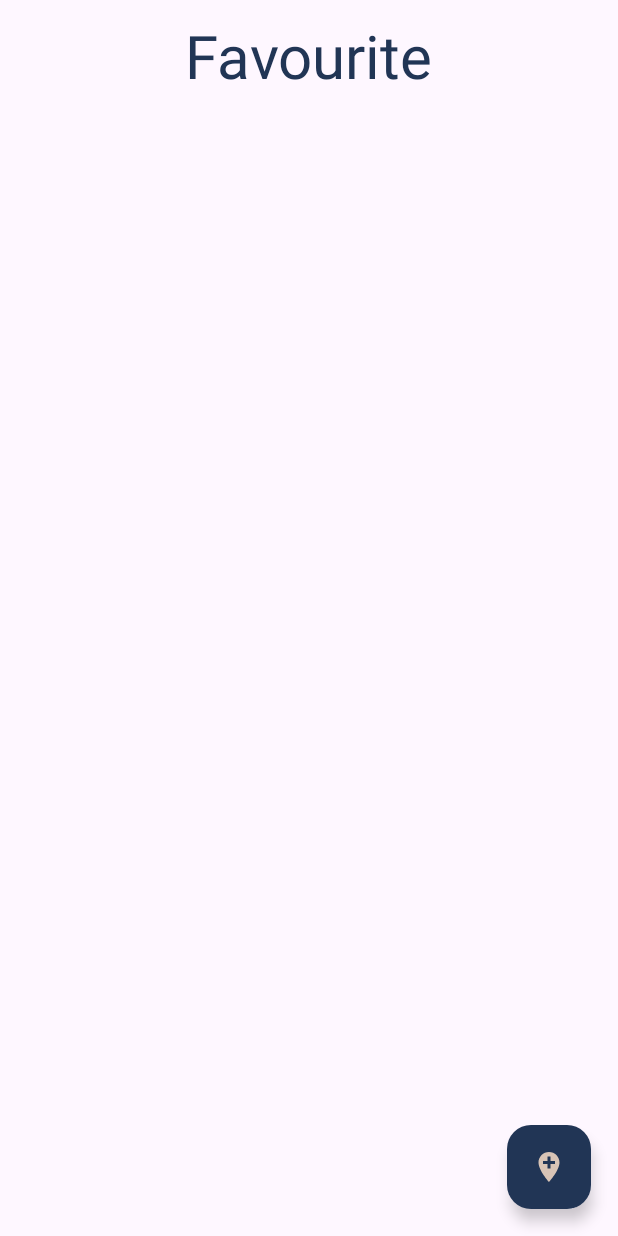
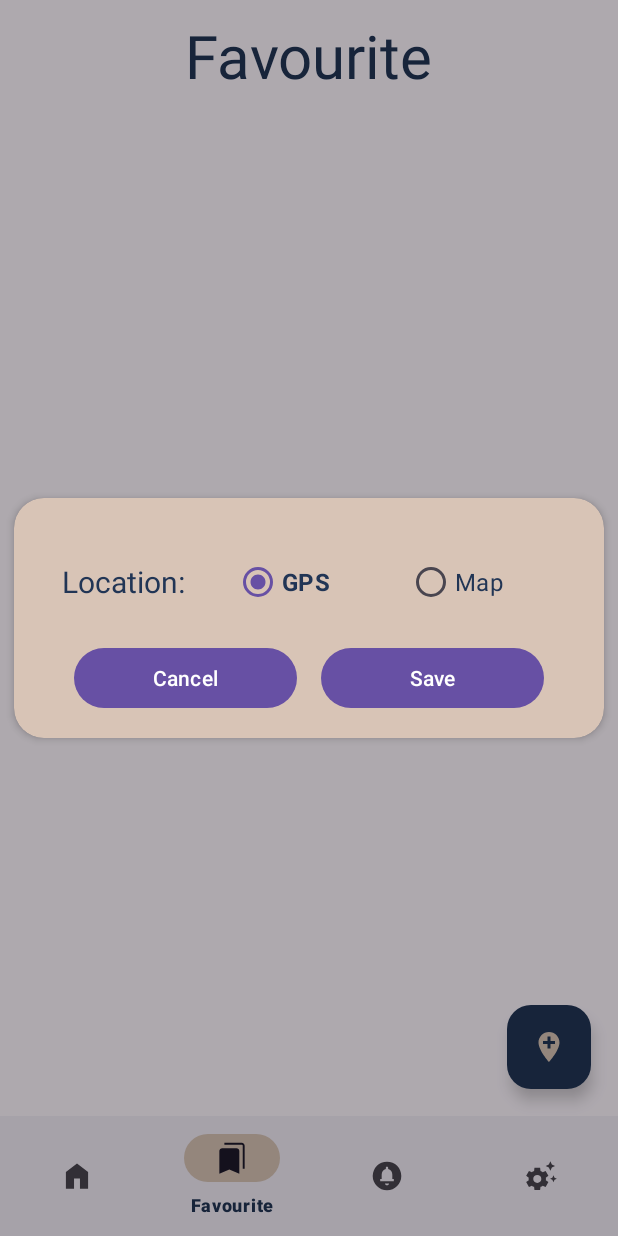
Before and after one commit to AbdulHameedMohamed/WeatherSphere, an Android app: the FavouriteFragment screen opened through its navigation route, on a phone screen of 412 x 824 dp. Run offline under Robolectric (Android 15) with nearby library versions, the phone set to English and light mode, and no system bars; our stand-ins replace Room's generated code, navigation-ui; libraries missing offline, so code that uses them is left out: pub.devrel.easypermissions.

Commit message:
make the permission and get the user location based on gps or google maps.

```diff
--- a/app/src/main/java/com/example/weathersphere/MainActivity.kt
+++ b/app/src/main/java/com/example/weathersphere/MainActivity.kt
@@ -4,8 +4,11 @@ import android.app.Dialog
 import androidx.appcompat.app.AppCompatActivity
 import android.os.Bundle
 import android.view.Window
+import androidx.navigation.fragment.NavHostFragment
+import androidx.navigation.ui.setupWithNavController
 import com.example.weathersphere.databinding.ActivityMainBinding
 import com.example.weathersphere.databinding.DialogLocationBinding
+import com.google.android.material.bottomnavigation.BottomNavigationView
 
 class MainActivity : AppCompatActivity() {
     private lateinit var binding: ActivityMainBinding
@@ -14,5 +17,12 @@ class MainActivity : AppCompatActivity() {
         super.onCreate(savedInstanceState)
         binding = ActivityMainBinding.inflate(layoutInflater)
         setContentView(binding.root)
+
+        val navView: BottomNavigationView = binding.bottomNavigation
+        val navHostFragment =
+            supportFragmentManager.findFragmentById(R.id.nav_host_fragment_activity_main) as NavHostFragment
+        val navController = navHostFragment.navController
+
+        navView.setupWithNavController(navController)
     }
 }
--- /dev/null
+++ b/app/src/main/java/com/example/weathersphere/model/LocationDataStore.kt
@@ -0,0 +1,32 @@
+package com.example.weathersphere.model
+
+import android.content.Context
+import androidx.datastore.core.DataStore
+import androidx.datastore.preferences.core.Preferences
+import androidx.datastore.preferences.core.booleanPreferencesKey
+import androidx.datastore.preferences.core.edit
+import androidx.datastore.preferences.core.stringPreferencesKey
+import androidx.datastore.preferences.preferencesDataStore
+import kotlinx.coroutines.flow.Flow
+import kotlinx.coroutines.flow.map
+
+val Context.dataStore: DataStore<Preferences> by preferencesDataStore(name = "settings")
+class LocationDataStore(private val context: Context) {
+
+    val locationSelected: Flow<Boolean> = context.dataStore.data
+        .map { preferences ->
+            preferences[KEY_LOCATION_SELECTED] ?: false
+        }
+
+    suspend fun setLocationSelected(selected: Boolean) {
+        context.dataStore.edit { preferences ->
+            preferences[KEY_LOCATION_SELECTED] = selected
+        }
+    }
+
+    companion object {
+        private val KEY_LOCATION_SELECTED = booleanPreferencesKey("location_selected")
+        const val GPS = "GPS"
+        const val MAP = "MAP"
+    }
+}
--- a/app/src/main/java/com/example/weathersphere/model/local/AppDatabase.kt
+++ b/app/src/main/java/com/example/weathersphere/model/local/AppDatabase.kt
@@ -6,10 +6,11 @@ import androidx.room.Room
 import androidx.room.RoomDatabase
 import androidx.room.TypeConverter
 import androidx.room.TypeConverters
+import com.example.weathersphere.model.data.Place
 import com.example.weathersphere.model.data.WeatherAlarm
 import com.example.weathersphere.model.data.WeatherResponse
 
-@Database(entities = [WeatherResponse::class, WeatherAlarm::class], version = 1, exportSchema = false)
+@Database(entities = [WeatherResponse::class, WeatherAlarm::class, Place::class], version = 1, exportSchema = false)
 @TypeConverters(Converters::class)
 abstract class WeatherDataBase : RoomDatabase() {
     abstract val weatherDao: WeatherDao
--- a/app/src/main/java/com/example/weathersphere/utils/language.kt
+++ b/app/src/main/java/com/example/weathersphere/utils/language.kt
@@ -9,8 +9,4 @@ fun changeLanguageLocaleTo(lan: String) {
     AppCompatDelegate.setApplicationLocales(appLocale)
 }
 
-fun getLanguageLocale(): String {
-    val defaultLocale = Locale.getDefault()
-
-    return defaultLocale.language
-}
+fun getLanguageLocale(): String = Locale.getDefault().language
--- a/app/src/main/java/com/example/weathersphere/view/favourite/FavouriteViewModel.kt
+++ b/app/src/main/java/com/example/weathersphere/view/favourite/FavouriteViewModel.kt
@@ -42,7 +42,7 @@ class FavouriteViewModel(private val repository: WeatherRepository) : ViewModel(
         override fun <T : ViewModel> create(modelClass: Class<T>): T {
             if (modelClass.isAssignableFrom(FavouriteViewModel::class.java)) {
                 @Suppress("UNCHECKED_CAST")
-                return HomeViewModel(repository) as T
+                return FavouriteViewModel(repository) as T
             }
             throw IllegalArgumentException("Unknown ViewModel class")
         }
--- a/app/src/main/java/com/example/weathersphere/view/home/HomeFragment.kt
+++ b/app/src/main/java/com/example/weathersphere/view/home/HomeFragment.kt
@@ -3,6 +3,8 @@ package com.example.weathersphere.view.home
 import android.Manifest
 import android.annotation.SuppressLint
 import android.app.Dialog
+import android.graphics.Color
+import android.graphics.drawable.ColorDrawable
 import android.location.Location
 import android.os.Bundle
 import android.util.Log
@@ -11,21 +13,26 @@ import android.view.LayoutInflater
 import android.view.View
 import android.view.ViewGroup
 import android.view.Window
+import android.view.WindowManager
 import android.widget.Toast
 import androidx.lifecycle.Lifecycle
 import androidx.lifecycle.ViewModelProvider
 import androidx.lifecycle.lifecycleScope
 import androidx.lifecycle.repeatOnLifecycle
-import androidx.navigation.fragment.navArgs
+import androidx.navigation.fragment.findNavController
 import com.example.weathersphere.R
 import com.example.weathersphere.databinding.DialogLocationBinding
 import com.example.weathersphere.databinding.FragmentHomeBinding
+import com.example.weathersphere.model.LocationDataStore
 import com.example.weathersphere.model.WeatherRepository
 import com.example.weathersphere.model.WeatherResult
 import com.example.weathersphere.model.local.DatabaseProvider
 import com.example.weathersphere.model.local.WeatherLocalDataSource
 import com.example.weathersphere.model.remote.RetrofitClient
 import com.example.weathersphere.model.remote.WeatherRemoteDataSource
+import com.example.weathersphere.utils.Constants
+import com.example.weathersphere.utils.changeLanguageLocaleTo
+import com.example.weathersphere.utils.getLanguageLocale
 import com.example.weathersphere.viewmodel.HomeViewModel
 import com.google.android.gms.location.FusedLocationProviderClient
 import com.google.android.gms.location.LocationServices
@@ -34,11 +41,17 @@ import kotlinx.coroutines.flow.collectLatest
 import kotlinx.coroutines.launch
 import pub.devrel.easypermissions.EasyPermissions
 import pub.devrel.easypermissions.PermissionRequest
+import java.util.Locale
 
 class HomeFragment : Fragment(), EasyPermissions.PermissionCallbacks {
     private lateinit var binding: FragmentHomeBinding
     private lateinit var viewModel: HomeViewModel
     private lateinit var fusedLocationClient: FusedLocationProviderClient
+    private val locationDataStore by lazy {
+        LocationDataStore(requireContext())
+    }
+    private lateinit var hourlyAdapter: HourlyAdapter
+    private lateinit var dailyAdapter: DailyAdapter
 
     companion object {
         private const val LOCATION_PERMISSION_REQUEST_CODE = 123
@@ -55,11 +68,29 @@ class HomeFragment : Fragment(), EasyPermissions.PermissionCallbacks {
 
         setupViewModel()
 
-        val latLng= LatLng(36.778259, -119.417931)
+        val latLng = LatLng(36.778259, -119.417931)
         viewModel.getWeather(latLng)
         observeWeather()
 
         return binding.root
+    }
+
+    override fun onStart() {
+        super.onStart()
+        if (getLanguageLocale().isBlank()) {
+            changeLanguageLocaleTo(Locale.getDefault().language)
+        } else {
+            val locationSelected = locationDataStore.locationSelected
+            lifecycleScope.launch {
+                locationSelected.collect { selected ->
+                    if (!selected) {
+                        showInitialSettingDialog()
+                    } else {
+                        // Location is selected
+                    }
+                }
+            }
+        }
     }
 
     private fun setupViewModel() {
@@ -72,7 +103,11 @@ class HomeFragment : Fragment(), EasyPermissions.PermissionCallbacks {
     }
 
     private fun setupRecyclerViews() {
+        dailyAdapter = DailyAdapter()
+        binding.rvDays.adapter = dailyAdapter
 
+        hourlyAdapter = HourlyAdapter()
+        binding.rvHours.adapter = hourlyAdapter
     }
 
     private fun observeWeather() {
@@ -95,6 +130,12 @@ class HomeFragment : Fragment(), EasyPermissions.PermissionCallbacks {
                         }
                     }
             }
+
+            viewModel.selectedLocation.collectLatest { latLng ->
+                latLng?.let {
+                    viewModel.getWeather(latLng)
+                }
+            }
         }
     }
 
@@ -102,15 +143,22 @@ class HomeFragment : Fragment(), EasyPermissions.PermissionCallbacks {
         super.onViewCreated(view, savedInstanceState)
         Log.d(TAG, "onViewCreated: ")
         fusedLocationClient = LocationServices.getFusedLocationProviderClient(requireContext())
-        showChooseLocationDialog()
     }
 
     private fun requestLocationPermission() {
-        if (EasyPermissions.hasPermissions(requireContext(), Manifest.permission.ACCESS_FINE_LOCATION)) {
+        if (EasyPermissions.hasPermissions(
+                requireContext(),
+                Manifest.permission.ACCESS_FINE_LOCATION
+            )
+        ) {
             fetchLocationAndWeather()
         } else {
             EasyPermissions.requestPermissions(
-                PermissionRequest.Builder(this, LOCATION_PERMISSION_REQUEST_CODE, Manifest.permission.ACCESS_FINE_LOCATION)
+                PermissionRequest.Builder(
+                    this,
+                    LOCATION_PERMISSION_REQUEST_CODE,
+                    Manifest.permission.ACCESS_FINE_LOCATION
+                )
                     .setRationale(getString(R.string.location_permission_rationale))
                     .build()
             )
@@ -139,6 +187,7 @@ class HomeFragment : Fragment(), EasyPermissions.PermissionCallbacks {
 
     override fun onPermissionsGranted(requestCode: Int, perms: MutableList<String>) {
         if (requestCode == LOCATION_PERMISSION_REQUEST_CODE) {
+            setLocation()
             fetchLocationAndWeather()
         }
     }
@@ -150,31 +199,47 @@ class HomeFragment : Fragment(), EasyPermissions.PermissionCallbacks {
         }
     }
 
-    private fun showChooseLocationDialog() {
+    private fun showInitialSettingDialog() {
+        val bindingInitialLayoutDialog = DialogLocationBinding.inflate(layoutInflater)
         val dialog = Dialog(requireContext())
         dialog.requestWindowFeature(Window.FEATURE_NO_TITLE)
-        val dialogBinding: DialogLocationBinding = DialogLocationBinding.inflate(layoutInflater)
-        dialog.setContentView(dialogBinding.root)
-        dialogBinding.btnSave.setOnClickListener {
-            when (dialogBinding.rgLocation.checkedRadioButtonId) {
-                R.id.radio_gps -> {
-                    requestLocationPermission()
-                }
-                R.id.radio_map -> {
-                    navigationToMapFragment()
-                }
+        dialog.setCancelable(false)
+        dialog.setContentView(bindingInitialLayoutDialog.root)
+        dialog.window?.setBackgroundDrawable(ColorDrawable(Color.TRANSPARENT))
+
+        val layoutParams = WindowManager.LayoutParams()
+        layoutParams.copyFrom(dialog.window?.attributes)
+        layoutParams.width = WindowManager.LayoutParams.MATCH_PARENT
+        layoutParams.height = WindowManager.LayoutParams.WRAP_CONTENT
+        dialog.window?.attributes = layoutParams
+
+        bindingInitialLayoutDialog.btnSave.setOnClickListener {
+            val checkedBtn = bindingInitialLayoutDialog.rgLocation.checkedRadioButtonId
+
+            if (checkedBtn == bindingInitialLayoutDialog.radioGps.id) {
+                requestLocationPermission()
+            } else {
+                navigationToMapFragment()
             }
+
             dialog.dismiss()
         }
 
-        dialogBinding.btnCancel.setOnClickListener {
+        bindingInitialLayoutDialog.btnCancel.setOnClickListener {
             dialog.dismiss()
         }
-
         dialog.show()
     }
 
     private fun navigationToMapFragment() {
+        setLocation()
+        val action = HomeFragmentDirections.actionHomeFragmentToMapFragment(Constants.HOME)
+        findNavController().navigate(action)
+    }
 
+    private fun setLocation() {
+        lifecycleScope.launch {
+            locationDataStore.setLocationSelected(true)
+        }
     }
 }
--- a/app/src/main/res/layout/activity_main.xml
+++ b/app/src/main/res/layout/activity_main.xml
@@ -1,5 +1,6 @@
 <?xml version="1.0" encoding="utf-8"?>
-<androidx.constraintlayout.widget.ConstraintLayout xmlns:android="http://schemas.android.com/apk/res/android"
+<androidx.constraintlayout.widget.ConstraintLayout
+    xmlns:android="http://schemas.android.com/apk/res/android"
     xmlns:tools="http://schemas.android.com/tools"
     android:layout_width="match_parent"
     android:layout_height="match_parent"
@@ -15,7 +16,20 @@
         app:layout_constraintLeft_toLeftOf="parent"
         app:layout_constraintRight_toRightOf="parent"
         app:layout_constraintTop_toTopOf="parent"
-        app:layout_constraintBottom_toBottomOf="parent"
+        app:layout_constraintBottom_toTopOf="@id/bottom_navigation"
         app:navGraph="@navigation/app_graph" />
 
+    <com.google.android.material.bottomnavigation.BottomNavigationView
+        android:id="@+id/bottom_navigation"
+        android:layout_width="0dp"
+        android:layout_height="wrap_content"
+        app:layout_constraintStart_toStartOf="parent"
+        app:layout_constraintEnd_toEndOf="parent"
+        app:layout_constraintBottom_toBottomOf="parent"
+        app:menu="@menu/menu"
+        app:itemActiveIndicatorStyle="@style/App.Custom.Indicator"
+        android:elevation="15dp"
+        app:itemRippleColor="@color/second_color_yellow"
+        app:itemTextColor="@color/text_color" />
+
 </androidx.constraintlayout.widget.ConstraintLayout>
--- a/app/src/main/res/layout/dialog_location.xml
+++ b/app/src/main/res/layout/dialog_location.xml
@@ -1,11 +1,20 @@
 <?xml version="1.0" encoding="utf-8"?>
-<androidx.constraintlayout.widget.ConstraintLayout xmlns:android="http://schemas.android.com/apk/res/android"
+<com.google.android.material.card.MaterialCardView
+    xmlns:android="http://schemas.android.com/apk/res/android"
     xmlns:app="http://schemas.android.com/apk/res-auto"
     android:layout_gravity="center"
     android:layout_marginHorizontal="16dp"
     android:layout_width="match_parent"
-    android:layout_height="wrap_content">
+    android:layout_height="wrap_content"
+    android:backgroundTint="@color/active_color"
+    app:cardCornerRadius="20dp"
+    app:cardElevation="3dp"
+    app:cardUseCompatPadding="true"
+    app:strokeWidth="0dp">
 
+    <androidx.constraintlayout.widget.ConstraintLayout
+        android:layout_width="match_parent"
+        android:layout_height="match_parent">
 
         <RadioGroup
             android:id="@+id/rg_location"
@@ -82,3 +91,5 @@
             app:layout_constraintTop_toBottomOf="@+id/rg_location" />
 
     </androidx.constraintlayout.widget.ConstraintLayout>
+
+</com.google.android.material.card.MaterialCardView>
--- a/app/src/main/res/menu/menu.xml
+++ b/app/src/main/res/menu/menu.xml
@@ -1,22 +1,19 @@
 <?xml version="1.0" encoding="utf-8"?>
-<menu xmlns:android="http://schemas.android.com/apk/res/android"
-    xmlns:app="http://schemas.android.com/apk/res-auto">
+<menu xmlns:android="http://schemas.android.com/apk/res/android">
     <item
         android:id="@+id/homeFragment"
         android:icon="@drawable/ic_home"
-        android:title="@string/home"/>
+        android:title="@string/home" />
     <item
         android:id="@+id/favouriteFragment"
         android:icon="@drawable/ic_favourite"
-        android:title="@string/favourite"
-        />
+        android:title="@string/favourite" />
     <item
         android:id="@+id/alertFragment"
         android:icon="@drawable/ic_alarm"
-        android:title="@string/alert"/>
+        android:title="@string/alert" />
     <item
         android:id="@+id/settingFragment"
         android:icon="@drawable/ic_setting"
-        android:title="@string/setting"/>
-
+        android:title="@string/setting" />
 </menu>
--- a/app/src/main/res/navigation/app_graph.xml
+++ b/app/src/main/res/navigation/app_graph.xml
@@ -43,4 +43,13 @@
                 app:argType="string" />
         </action>
     </fragment>
+    <fragment
+        android:id="@+id/alertFragment"
+        android:name="com.example.weathersphere.view.alert.AlertFragment"
+        android:label="AlertFragment" />
+    <fragment
+        android:id="@+id/settingFragment"
+        android:name="com.example.weathersphere.view.setting.SettingFragment"
+        android:label="fragment_setting"
+        tools:layout="@layout/fragment_setting" />
 </navigation>
--- a/app/src/main/res/values/colors.xml
+++ b/app/src/main/res/values/colors.xml
@@ -6,6 +6,7 @@
     <color name="second_color">#4F709C</color>
     <color name="second_color_yellow">#D8C4B6</color>
 
+    <color name="active_color">#D8C4B6</color>
     <color name="shrine_pink_100">#D8C4B6</color>
     <color name="shrine_pink_900">#817165</color>
 </resources>
--- a/app/src/main/res/values/themes.xml
+++ b/app/src/main/res/values/themes.xml
@@ -6,4 +6,7 @@
     </style>
 
     <style name="Theme.WeatherSphere" parent="Base.Theme.WeatherSphere" />
+    <style name="App.Custom.Indicator" parent="Widget.Material3.BottomNavigationView.ActiveIndicator">
+        <item name="android:color">@color/active_color</item>
+    </style>
 </resources>
```
Also changed, not shown: app/build.gradle.kts (+10 -1 lines), app/src/main/java/com/example/weathersphere/view/setting/SettingFragment.kt (added, +22 -0 lines), app/src/main/res/layout/fragment_setting.xml (added, +14 -0 lines). Lines whose indentation alone changed are shown as unchanged.
